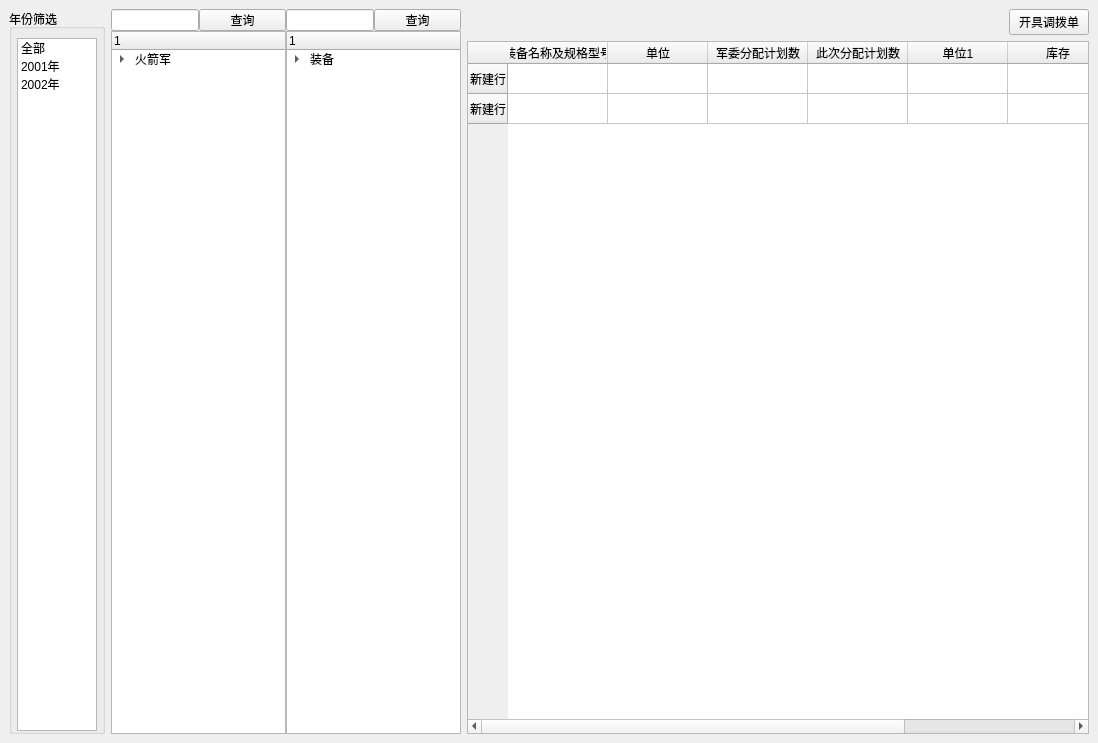
Belos10/Equip, file widgets/alocatMange/yearListForm.ui: the form before one commit.
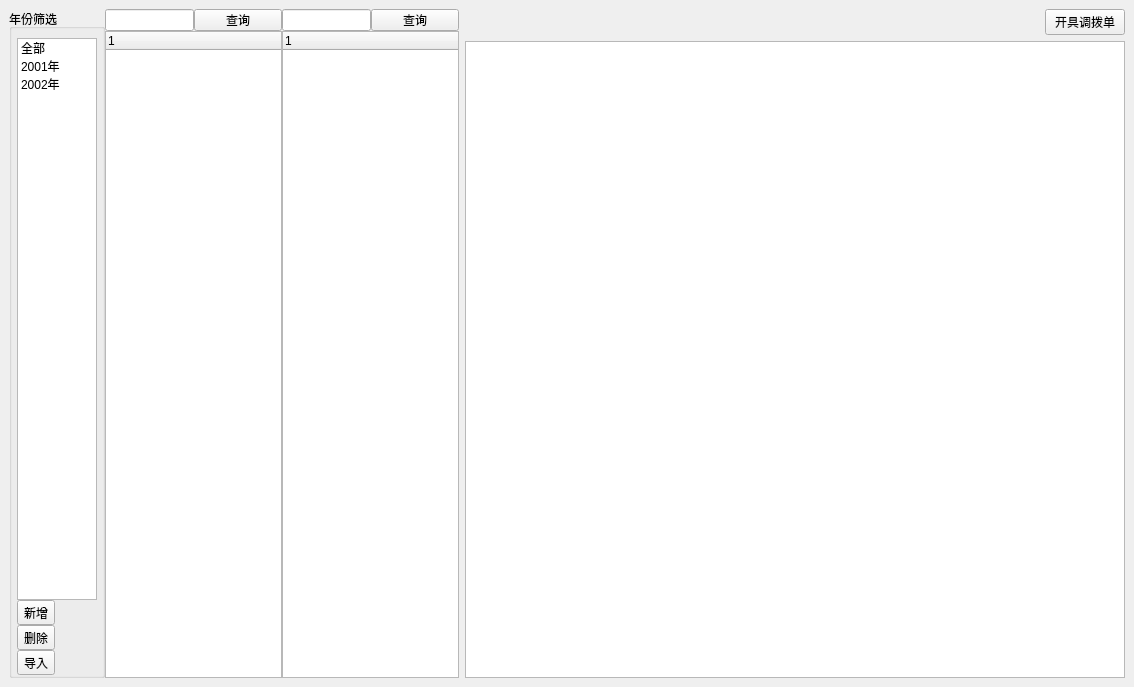
The form after the commit.

```diff
--- a/widgets/alocatMange/yearListForm.ui
+++ b/widgets/alocatMange/yearListForm.ui
@@ -6,8 +6,8 @@
    <rect>
     <x>0</x>
     <y>0</y>
-    <width>1098</width>
-    <height>743</height>
+    <width>1134</width>
+    <height>687</height>
    </rect>
   </property>
   <property name="windowTitle">
@@ -32,64 +32,6 @@
    <item>
     <widget class="QWidget" name="widget" native="true">
      <layout class="QHBoxLayout" name="horizontalLayout_7">
-      <item>
-       <widget class="QGroupBox" name="groupBox">
-        <property name="maximumSize">
-         <size>
-          <width>110</width>
-          <height>16777215</height>
-         </size>
-        </property>
-        <property name="title">
-         <string>年份筛选</string>
-        </property>
-        <layout class="QVBoxLayout" name="verticalLayout">
-         <property name="spacing">
-          <number>0</number>
-         </property>
-         <property name="leftMargin">
-          <number>5</number>
-         </property>
-         <property name="rightMargin">
-          <number>5</number>
-         </property>
-         <property name="bottomMargin">
-          <number>0</number>
-         </property>
-         <item>
-          <widget class="QListWidget" name="lw_yearChoose">
-           <property name="sizePolicy">
-            <sizepolicy hsizetype="Minimum" vsizetype="Expanding">
-             <horstretch>0</horstretch>
-             <verstretch>0</verstretch>
-            </sizepolicy>
-           </property>
-           <property name="maximumSize">
-            <size>
-             <width>80</width>
-             <height>16777215</height>
-            </size>
-           </property>
-           <item>
-            <property name="text">
-             <string>全部</string>
-            </property>
-           </item>
-           <item>
-            <property name="text">
-             <string>2001年</string>
-            </property>
-           </item>
-           <item>
-            <property name="text">
-             <string>2002年</string>
-            </property>
-           </item>
-          </widget>
-         </item>
-        </layout>
-       </widget>
-      </item>
       <item>
        <widget class="QWidget" name="wg_directory" native="true">
         <property name="sizePolicy">
@@ -100,13 +42,13 @@
         </property>
         <property name="minimumSize">
          <size>
-          <width>50</width>
+          <width>300</width>
           <height>0</height>
          </size>
         </property>
         <property name="maximumSize">
          <size>
-          <width>350</width>
+          <width>450</width>
           <height>16777215</height>
          </size>
         </property>
@@ -131,6 +73,85 @@
            <property name="spacing">
             <number>0</number>
            </property>
+           <item>
+            <widget class="QGroupBox" name="groupBox">
+             <property name="maximumSize">
+              <size>
+               <width>110</width>
+               <height>16777215</height>
+              </size>
+             </property>
+             <property name="title">
+              <string>年份筛选</string>
+             </property>
+             <layout class="QVBoxLayout" name="verticalLayout">
+              <property name="spacing">
+               <number>0</number>
+              </property>
+              <property name="leftMargin">
+               <number>5</number>
+              </property>
+              <property name="rightMargin">
+               <number>5</number>
+              </property>
+              <property name="bottomMargin">
+               <number>0</number>
+              </property>
+              <item>
+               <widget class="QListWidget" name="lw_yearChoose">
+                <property name="sizePolicy">
+                 <sizepolicy hsizetype="Minimum" vsizetype="Expanding">
+                  <horstretch>0</horstretch>
+                  <verstretch>0</verstretch>
+                 </sizepolicy>
+                </property>
+                <property name="maximumSize">
+                 <size>
+                  <width>80</width>
+                  <height>16777215</height>
+                 </size>
+                </property>
+                <item>
+                 <property name="text">
+                  <string>全部</string>
+                 </property>
+                </item>
+                <item>
+                 <property name="text">
+                  <string>2001年</string>
+                 </property>
+                </item>
+                <item>
+                 <property name="text">
+                  <string>2002年</string>
+                 </property>
+                </item>
+               </widget>
+              </item>
+              <item>
+               <widget class="QToolButton" name="tb_add">
+                <property name="text">
+                 <string>新增</string>
+                </property>
+               </widget>
+              </item>
+              <item>
+               <widget class="QToolButton" name="tb_del">
+                <property name="text">
+                 <string>删除</string>
+                </property>
+               </widget>
+              </item>
+              <item>
+               <widget class="QToolButton" name="tb_input">
+                <property name="text">
+                 <string>导入</string>
+                </property>
+               </widget>
+              </item>
+             </layout>
+            </widget>
+           </item>
            <item>
             <layout class="QVBoxLayout" name="verticalLayout_2">
              <property name="spacing">
@@ -177,76 +198,17 @@
              </item>
              <item>
               <widget class="QTreeWidget" name="tw_first">
+               <property name="minimumSize">
+                <size>
+                 <width>100</width>
+                 <height>0</height>
+                </size>
+               </property>
                <column>
                 <property name="text">
                  <string/>
                 </property>
                </column>
-               <item>
-                <property name="text">
-                 <string>火箭军</string>
-                </property>
-                <item>
-                 <property name="text">
-                  <string>火箭军基地</string>
-                 </property>
-                 <item>
-                  <property name="text">
-                   <string>New Subitem</string>
-                  </property>
-                 </item>
-                 <item>
-                  <property name="text">
-                   <string>New Subitem</string>
-                  </property>
-                 </item>
-                </item>
-                <item>
-                 <property name="text">
-                  <string>火箭军院校</string>
-                 </property>
-                 <item>
-                  <property name="text">
-                   <string>New Subitem</string>
-                  </property>
-                 </item>
-                </item>
-                <item>
-                 <property name="text">
-                  <string>火箭军直属部队</string>
-                 </property>
-                 <item>
-                  <property name="text">
-                   <string>New Subitem</string>
-                  </property>
-                 </item>
-                </item>
-                <item>
-                 <property name="text">
-                  <string>火箭军机关</string>
-                 </property>
-                 <item>
-                  <property name="text">
-                   <string>New Subitem</string>
-                  </property>
-                 </item>
-                </item>
-                <item>
-                 <property name="text">
-                  <string>火箭军研究院、所</string>
-                 </property>
-                 <item>
-                  <property name="text">
-                   <string>New Subitem</string>
-                  </property>
-                 </item>
-                </item>
-                <item>
-                 <property name="text">
-                  <string>库存</string>
-                 </property>
-                </item>
-               </item>
               </widget>
              </item>
             </layout>
@@ -288,26 +250,17 @@
              </item>
              <item>
               <widget class="QTreeWidget" name="tw_second">
+               <property name="minimumSize">
+                <size>
+                 <width>100</width>
+                 <height>0</height>
+                </size>
+               </property>
                <column>
                 <property name="text">
                  <string notr="true"/>
                 </property>
                </column>
-               <item>
-                <property name="text">
-                 <string>装备</string>
-                </property>
-                <item>
-                 <property name="text">
-                  <string>防化车辆</string>
-                 </property>
-                 <item>
-                  <property name="text">
-                   <string>防化团指挥车</string>
-                  </property>
-                 </item>
-                </item>
-               </item>
               </widget>
              </item>
             </layout>
@@ -344,68 +297,7 @@
          </layout>
         </item>
         <item>
-         <widget class="QTableWidget" name="tableWidget">
-          <row>
-           <property name="text">
-            <string>新建行</string>
-           </property>
-          </row>
-          <row>
-           <property name="text">
-            <string>新建行</string>
-           </property>
-          </row>
-          <column>
-           <property name="text">
-            <string>装备名称及规格型号</string>
-           </property>
-          </column>
-          <column>
-           <property name="text">
-            <string>单位</string>
-           </property>
-          </column>
-          <column>
-           <property name="text">
-            <string>军委分配计划数</string>
-           </property>
-          </column>
-          <column>
-           <property name="text">
-            <string>此次分配计划数</string>
-           </property>
-          </column>
-          <column>
-           <property name="text">
-            <string>单位1</string>
-           </property>
-          </column>
-          <column>
-           <property name="text">
-            <string>库存</string>
-           </property>
-          </column>
-          <column>
-           <property name="text">
-            <string>备注</string>
-           </property>
-          </column>
-          <item row="0" column="0">
-           <property name="text">
-            <string/>
-           </property>
-          </item>
-          <item row="0" column="1">
-           <property name="text">
-            <string/>
-           </property>
-          </item>
-          <item row="1" column="0">
-           <property name="text">
-            <string/>
-           </property>
-          </item>
-         </widget>
+         <widget class="QTableWidget" name="disturbResult"/>
         </item>
        </layout>
       </item>
```
